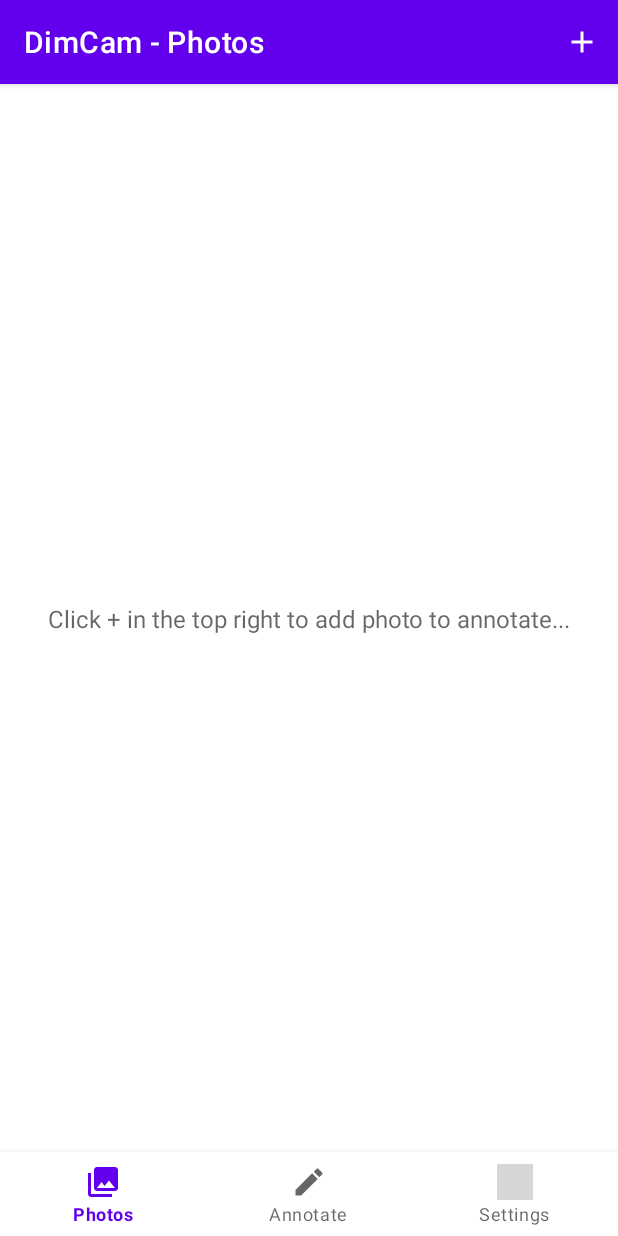
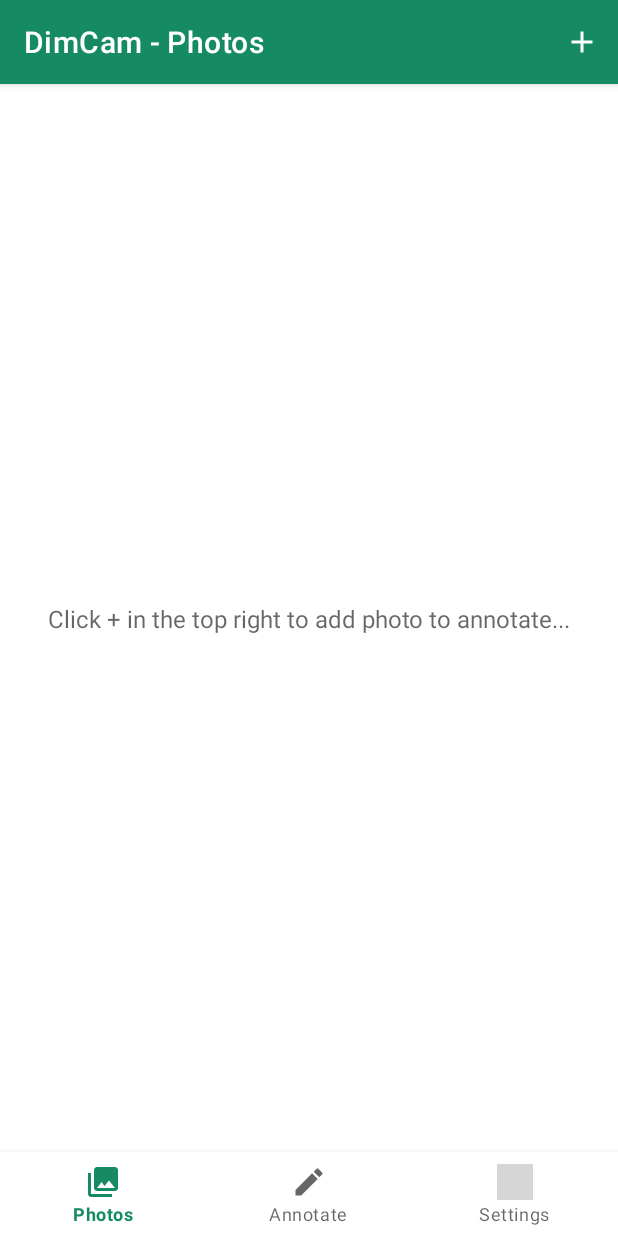
Before and after one commit to zfdang/dimension-marking-camera, an Android app: the screen it shows after launch (MainActivity), on a phone screen of 412 x 824 dp. Run offline under Robolectric (Android 15) with nearby library versions, the phone set to English and light mode, and no system bars; our stand-ins replace Room's generated code; libraries missing offline, so code that uses them is left out: com.github.chrisbanes.photoview; pictures from the network do not load; 4 statements that could not run were skipped; grey boxes are pictures that could not be loaded.

Commit message:
change primary color

```diff
--- a/app/src/main/res/values/colors.xml
+++ b/app/src/main/res/values/colors.xml
@@ -1,8 +1,8 @@
 <?xml version="1.0" encoding="utf-8"?>
 <resources>
-    <color name="purple_200">#FFBB86FC</color>
-    <color name="purple_500">#FF6200EE</color>
-    <color name="purple_700">#FF3700B3</color>
+    <color name="brand_green_200">#FF8BD4A4</color>
+    <color name="brand_green_500">#FF168A62</color>
+    <color name="brand_green_700">#FF0D6B4A</color>
     <color name="teal_200">#FF03DAC5</color>
     <color name="teal_700">#FF018786</color>
     <color name="black">#FF000000</color>
--- a/app/src/main/res/values/themes.xml
+++ b/app/src/main/res/values/themes.xml
@@ -2,8 +2,8 @@
     <!-- Base application theme. -->
     <style name="Theme.DimensionCam" parent="Theme.MaterialComponents.DayNight.DarkActionBar">
         <!-- Primary brand color. -->
-        <item name="colorPrimary">@color/purple_500</item>
-        <item name="colorPrimaryVariant">@color/purple_700</item>
+        <item name="colorPrimary">@color/brand_green_500</item>
+        <item name="colorPrimaryVariant">@color/brand_green_700</item>
         <item name="colorOnPrimary">@color/white</item>
         <!-- Secondary brand color. -->
         <item name="colorSecondary">@color/teal_200</item>
```
Also changed, not shown: 1 other file.
